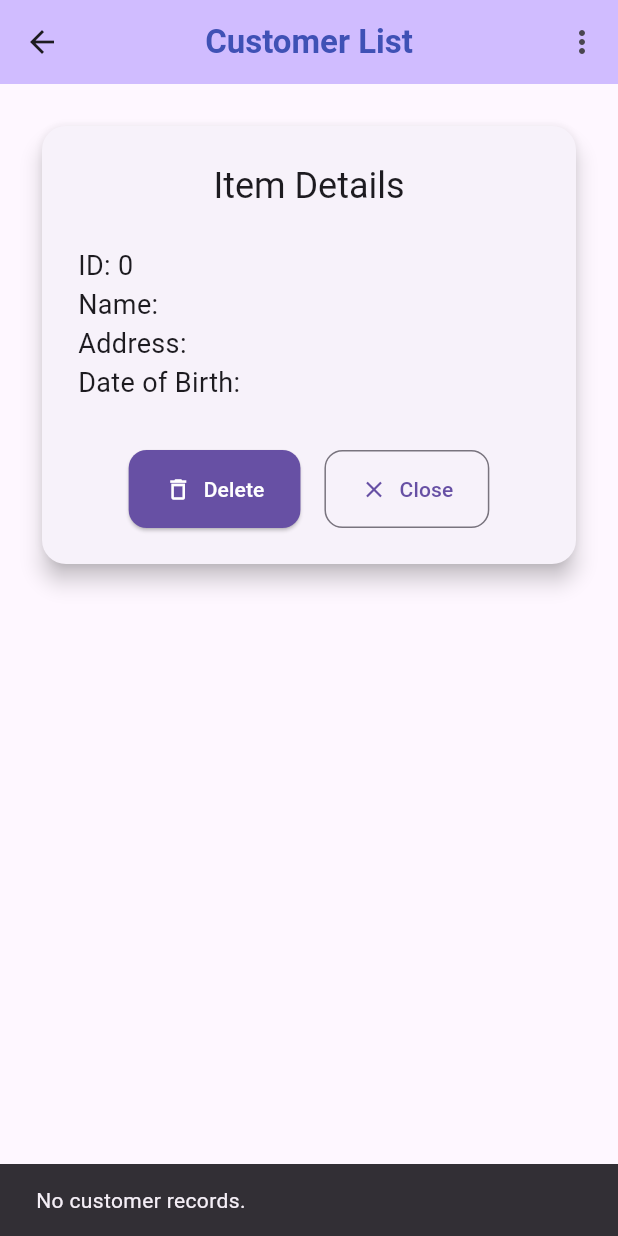
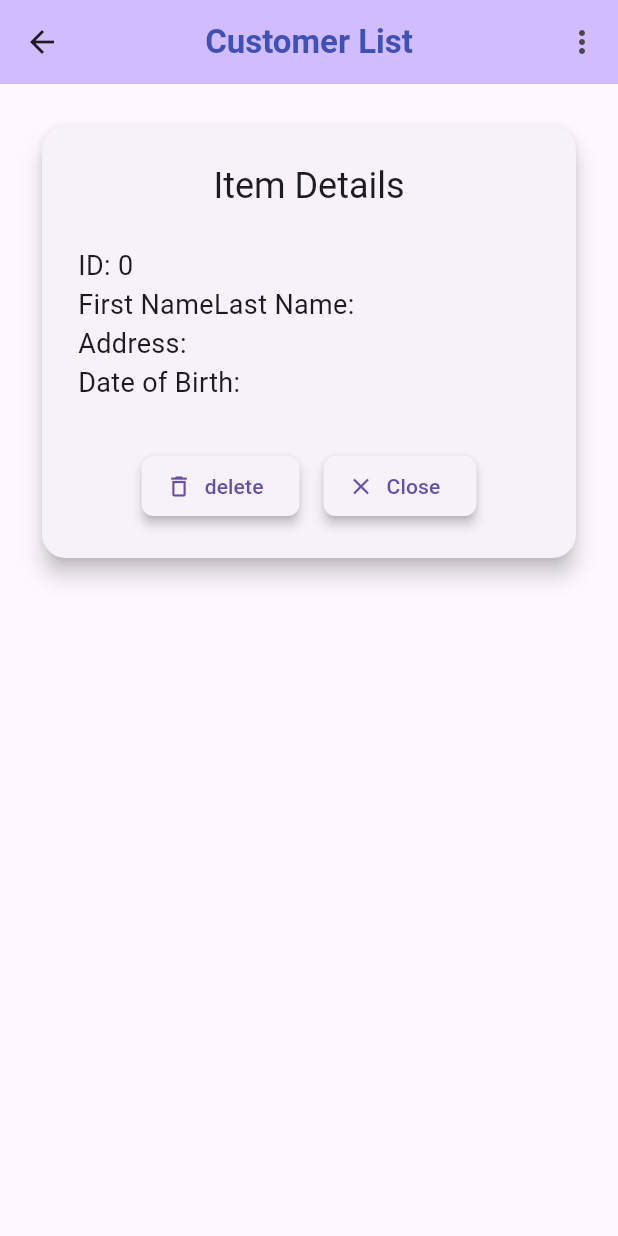
Before and after one commit to Xiaoli-git2025/cst2335_groupproject, a Flutter app: the ListPage screen opened directly, after a tap on "Close", on a phone screen of 412 x 824 dp. Run offline on Flutter 3.47's test engine with Material 3 defaults, Android fonts, the phone set to English and light mode, and no system bars; our stand-ins replace floor, flutter_secure_storage, sqflite; missing offline and left inert: encrypted_shared_preferences; accounts and stored records are empty; generated files the repository leaves out were written again.

Commit message:
customer Elton. final version

```diff
--- a/lib/CustomerList/customer_items_dao.dart
+++ b/lib/CustomerList/customer_items_dao.dart
@@ -19,4 +19,9 @@ abstract class CustomerItemsDao {
   @Query('SELECT firstname || " " || lastname FROM CustomerItem WHERE id = :id')
   Future<String?> getCustomerFullNameById(int id);
 
+  @update
+  Future<void> updateItem(CustomerItem item);
+
+  @Query('SELECT * FROM CustomerItem ORDER BY id DESC LIMIT 1')
+  Future<CustomerItem?> getLastCustomer();
 }
--- a/lib/CustomerList/customer_list.dart
+++ b/lib/CustomerList/customer_list.dart
@@ -6,6 +6,7 @@ import '../database.dart';
 import '../database_provider.dart';
 import 'customer_item.dart';
 import 'customer_items_dao.dart';
+import 'package:flutter_gen/gen_l10n/app_localizations.dart';
 
 class CustomerListPage extends StatelessWidget {
   @override
@@ -28,10 +29,10 @@ class _ListPageState extends State<ListPage> {
   List<CustomerItem> _items = [];
   CustomerItem? _selectedItem;
 
-  late TextEditingController _firstNameController = TextEditingController();
-  late TextEditingController _lastNameController = TextEditingController();
-  late TextEditingController _addressController = TextEditingController();
-  late TextEditingController _dobController = TextEditingController();
+  final _firstNameController = TextEditingController();
+  final _lastNameController = TextEditingController();
+  final _addressController = TextEditingController();
+  final _dobController = TextEditingController();
 
   @override
   void initState() {
@@ -41,46 +42,51 @@ class _ListPageState extends State<ListPage> {
   }
 
   Future<void> _loadItems() async {
+
     final items = await _itemsDao.findAllItems();
     setState(() {
       _items = items;
     });
-
     if (items.isEmpty) {
-      // Wait until the current frame is done before showing SnackBar
-      WidgetsBinding.instance.addPostFrameCallback((_) {
-        ScaffoldMessenger.of(context).showSnackBar(
-          SnackBar(
-            content: Text('No customer records.'),
-            duration: Duration(seconds: 3),
-          ),
-        );
-      });
+      // _showMessage('No customer records found');
+      _showMessage(AppLocalizations.of(context)!.noRecords);
     }
   }
 
-
-  Future<void> _addItem() async {
-    final id = DateTime.now().millisecondsSinceEpoch;
+  Future<void> _addOrUpdateItem() async {
     final fn = _firstNameController.text.trim();
     final ln = _lastNameController.text.trim();
     final addr = _addressController.text.trim();
     final dob = _dobController.text.trim();
 
-    if (fn.isNotEmpty && ln.isNotEmpty && addr.isNotEmpty && dob.isNotEmpty) {
-      final item = CustomerItem(id, fn, ln, addr, dob);
-      await _itemsDao.insertItem(item);
-      _secureStorage.write(key: 'last_fn', value: fn);
-      _secureStorage.write(key: 'last_ln', value: ln);
-      _secureStorage.write(key: 'last_addr', value: addr);
-      _secureStorage.write(key: 'last_dob', value: dob);
+    if (fn.isEmpty || ln.isEmpty || addr.isEmpty || dob.isEmpty) return;
 
-      _firstNameController.clear();
-      _lastNameController.clear();
-      _addressController.clear();
-      _dobController.clear();
+    if (_selectedItem == null) {
+      final id = DateTime.now().millisecondsSinceEpoch;
+      final newItem = CustomerItem(id, fn, ln, addr, dob);
+      await _itemsDao.insertItem(newItem);
+      // _showMessage('Customer added successfully');
+      _showMessage(AppLocalizations.of(context)!.customerAdd);
+    } else {
+      final updated = CustomerItem(_selectedItem!.id, fn, ln, addr, dob);
+      await _itemsDao.updateItem(updated);
+      // _showMessage('Customer updated successfully');
+      _showMessage(AppLocalizations.of(context)!.customerUpdate);
+    }
 
+    _clearForm();
     _loadItems();
+  }
+
+  Future<void> _copyLastCustomer() async {
+    final last = await _itemsDao.getLastCustomer();
+    if (last != null) {
+      setState(() {
+        _firstNameController.text = last.firstname;
+        _lastNameController.text = last.lastname;
+        _addressController.text = last.address;
+        _dobController.text = last.dateOfBirth;
+      });
     }
   }
 
@@ -88,40 +94,53 @@ class _ListPageState extends State<ListPage> {
     final confirm = await showDialog<bool>(
       context: context,
       builder: (_) => AlertDialog(
-        title: Text('Delete'),
-        content: Text('Are you sure you want to delete this customer?'),
+        title: Text(AppLocalizations.of(context)!.delete),
+        content: Text(AppLocalizations.of(context)!.deleteMessage),
         actions: [
-          TextButton(onPressed: () => Navigator.pop(context, false), child: Text('No')),
-          TextButton(onPressed: () => Navigator.pop(context, true), child: Text('Yes')),
+          TextButton(onPressed: () => Navigator.pop(context, false), child: Text(AppLocalizations.of(context)!.no_customer)),
+          TextButton(onPressed: () => Navigator.pop(context, true), child: Text(AppLocalizations.of(context)!.yes_customer)),
         ],
       ),
     );
     if (confirm == true) {
       await _itemsDao.deleteItem(item);
-      setState(() => _selectedItem = null);
+      _clearForm();
       _loadItems();
+      _showMessage(AppLocalizations.of(context)!.customerDelete);
     }
   }
 
   void _selectItem(CustomerItem item) {
-    setState(() => _selectedItem = item);
+    setState(() {
+      _selectedItem = item;
+      _firstNameController.text = item.firstname;
+      _lastNameController.text = item.lastname;
+      _addressController.text = item.address;
+      _dobController.text = item.dateOfBirth;
+    });
   }
 
-  void _closeDetails() {
-    setState(() => _selectedItem = null);
+  void _clearForm() {
+    setState(() {
+      _firstNameController.clear();
+      _lastNameController.clear();
+      _addressController.clear();
+      _dobController.clear();
+      _selectedItem = null;
+    });
   }
 
-  @override
-  void dispose() {
-    _firstNameController.dispose();
-    _lastNameController.dispose();
-    _addressController.dispose();
-    _dobController.dispose();
-    super.dispose();
+  void _showMessage(String message) {
+    ScaffoldMessenger.of(context).showSnackBar(
+      SnackBar(
+        content: Text(message),
+        duration: Duration(seconds: 2),
+      ),
+    );
   }
 
   Widget _responsiveLayout(double width, double height) {
-    Widget list = Column(
+    Widget formAndList = Column(
       children: [
         Card(
           elevation: 4,
@@ -137,21 +156,21 @@ class _ListPageState extends State<ListPage> {
                   width: 200,
                   child: TextField(
                     controller: _firstNameController,
-                  decoration: InputDecoration(labelText: 'First Name', border: OutlineInputBorder()),
+                    decoration: InputDecoration(labelText: AppLocalizations.of(context)!.first_name, border: OutlineInputBorder()),
                   ),
                 ),
                 SizedBox(
                   width: 200,
                   child: TextField(
                     controller: _lastNameController,
-                  decoration: InputDecoration(labelText: 'Last Name', border: OutlineInputBorder()),
+                    decoration: InputDecoration(labelText: AppLocalizations.of(context)!.last_name, border: OutlineInputBorder()),
                   ),
                 ),
                 SizedBox(
                   width: 200,
                   child: TextField(
                     controller: _addressController,
-                  decoration: InputDecoration(labelText: 'Address', border: OutlineInputBorder()),
+                    decoration: InputDecoration(labelText: AppLocalizations.of(context)!.address, border: OutlineInputBorder()),
                   ),
                 ),
                 SizedBox(
@@ -159,7 +178,7 @@ class _ListPageState extends State<ListPage> {
                   child: TextField(
                     controller: _dobController,
                     readOnly: true,
-                  decoration: InputDecoration(labelText: 'Date of Birth', border: OutlineInputBorder()),
+                    decoration: InputDecoration(labelText: AppLocalizations.of(context)!.date_of_birth, border: OutlineInputBorder()),
                     onTap: () async {
                       DateTime? picked = await showDatePicker(
                         context: context,
@@ -168,22 +187,40 @@ class _ListPageState extends State<ListPage> {
                         lastDate: DateTime.now(),
                       );
                       if (picked != null) {
-                      _dobController.text = "${picked.year}-${picked.month.toString().padLeft(2, '0')}-${picked.day.toString().padLeft(2, '0')}";
+                        _dobController.text =
+                        "${picked.year}-${picked.month.toString().padLeft(2, '0')}-${picked.day.toString().padLeft(2, '0')}";
                       }
                     },
                   ),
                 ),
                 ElevatedButton.icon(
-                onPressed: _addItem,
-                icon: Icon(Icons.add),
-                label: Text('Add Customer'),
+                  onPressed: _addOrUpdateItem,
+                  icon: Icon(_selectedItem == null ? Icons.add : Icons.save),
+                  label: Text(_selectedItem == null ? AppLocalizations.of(context)!.addCustomer : AppLocalizations.of(context)!.saveCustomer),
                   style: ElevatedButton.styleFrom(
-                  padding: EdgeInsets.symmetric(horizontal: 24, vertical: 16),
-                  backgroundColor: Theme.of(context).colorScheme.primary,
-                  foregroundColor: Colors.white,
-                  shape: RoundedRectangleBorder(
-                    borderRadius: BorderRadius.circular(12),
+                    elevation: 3,
+                    shape: RoundedRectangleBorder(borderRadius: BorderRadius.circular(8)),
                   ),
+                ),
+                ElevatedButton.icon(
+                  onPressed: _copyLastCustomer,
+                  icon: Icon(Icons.copy),
+                  label: Text(AppLocalizations.of(context)!.copy_last),
+                  style: ElevatedButton.styleFrom(
+                    elevation: 3,
+                    shape: RoundedRectangleBorder(borderRadius: BorderRadius.circular(8)),
+                  ),
+                ),
+                if (_selectedItem != null)
+                  ElevatedButton.icon(
+                    onPressed: _clearForm,
+                    icon: Icon(Icons.cancel),
+                    label: Text(AppLocalizations.of(context)!.cancel_edit),
+                    style: ElevatedButton.styleFrom(
+                      elevation: 3,
+
+
+                      shape: RoundedRectangleBorder(borderRadius: BorderRadius.circular(8)),
                     ),
                   ),
               ],
@@ -194,41 +231,27 @@ class _ListPageState extends State<ListPage> {
           child: _items.isEmpty
               ? Center(
             child: Text(
-              'No customer records.',
-              style: TextStyle(
-                fontSize: 16,
-                fontStyle: FontStyle.italic,
-              ),
+              AppLocalizations.of(context)!.noRecords,
+              style: TextStyle(fontSize: 16, fontStyle: FontStyle.italic),
             ),
           )
-
               : ListView.builder(
             padding: EdgeInsets.symmetric(horizontal: 16),
             itemCount: _items.length,
             itemBuilder: (context, index) {
               final item = _items[index];
-              // return ListTile(
-                // title: Text('${item.firstname} ${item.lastname}'),
-                // subtitle: Text('Address: ${item.address}\nDOB: ${item.dateOfBirth}'),
-                // trailing: Icon(Icons.chevron_right),
-                // onTap: () => _selectItem(item),
-              // );
               return GestureDetector(
                 onTap: () => _selectItem(item),
                 child: Card(
                   margin: EdgeInsets.symmetric(vertical: 6),
                   elevation: 3,
-                  shape: RoundedRectangleBorder(
-                    borderRadius: BorderRadius.circular(12),
-                  ),
+                  shape: RoundedRectangleBorder(borderRadius: BorderRadius.circular(12)),
                   child: ListTile(
                     contentPadding: EdgeInsets.all(16),
-                    title: Text(
-                        '${item.firstname} ${item.lastname}',
-                      style: TextStyle(fontWeight: FontWeight.bold),
-                    ),
+                    title: Text('${item.firstname} ${item.lastname}', style: TextStyle(fontWeight: FontWeight.bold)),
                     subtitle: Text(
-                        'Address: ${item.address}\nDate of Birth: ${item.dateOfBirth}',
+                      // 'Address: ${item.address}\nDate of Birth: ${item.dateOfBirth}',
+                      '${AppLocalizations.of(context)!.address}: ${item.address}\n${AppLocalizations.of(context)!.date_of_birth}: ${item.dateOfBirth}',
                       style: TextStyle(height: 1.5),
                     ),
                     trailing: Icon(Icons.chevron_right),
@@ -241,33 +264,25 @@ class _ListPageState extends State<ListPage> {
       ],
     );
 
-    Widget? details = _selectedItem != null
+    Widget? detailPanel = _selectedItem != null
         ? DetailsPage(
       item: _selectedItem!,
       onDelete: () => _confirmDelete(_selectedItem!),
-      onClose: _closeDetails,
+      onClose: _clearForm,
     )
         : Container();
 
-    if ((width > height) && width > 720) {
+    if (width > height && width > 720) {
       return Row(
-        crossAxisAlignment: CrossAxisAlignment.start, // ADD THIS LINE
+        crossAxisAlignment: CrossAxisAlignment.start,
         children: [
-          Expanded(flex: 3, child: list),
+          Expanded(flex: 3, child: formAndList),
           VerticalDivider(width: 1),
-          Expanded(
-            flex: 2,
-            child: Align(
-              alignment: Alignment.topCenter, // ENSURE IT'S ALIGNED TO TOP
-              child: details,
-            ),
-          ),
+          Expanded(flex: 2, child: Align(alignment: Alignment.topCenter, child: detailPanel)),
         ],
       );
-    }
-
-  else {
-      return _selectedItem == null ? list : details;
+    } else {
+      return _selectedItem == null ? formAndList : detailPanel;
     }
   }
 
@@ -280,11 +295,8 @@ class _ListPageState extends State<ListPage> {
       appBar: AppBar(
         centerTitle: true,
         title: Text(
-          'Customer List',
-          style: TextStyle(
-            fontWeight: FontWeight.bold,
-            color: Colors.indigo,
-          ),
+          AppLocalizations.of(context)!.customer_list,
+          style: TextStyle(fontWeight: FontWeight.bold, color: Colors.indigo),
         ),
         backgroundColor: Theme.of(context).colorScheme.inversePrimary,
         actions: [
@@ -294,41 +306,37 @@ class _ListPageState extends State<ListPage> {
                 showDialog(
                   context: context,
                   builder: (context) => AlertDialog(
-                    title: Text('Instructions'),
-                    content: SingleChildScrollView(
-                      child: Column(
+                    title: Text(AppLocalizations.of(context)!.instrcution_customer),
+                    content: Column(
+                      mainAxisSize: MainAxisSize.min,
                       crossAxisAlignment: CrossAxisAlignment.start,
-                        children: [
-                          Text('• Fill in customer details using the form.'),
-                          Text('• Tap "Add Customer" to save to the database.'),
-                          Text('• Tap on a customer in the list to view more details.'),
-                          Text('• Inside the detail view, you can delete or close the customer.'),
-                          Text('• The app shows a message if no customer records exist.'),
+                      children:  [
+                        Text(AppLocalizations.of(context)!.instruction1),
+                        Text(AppLocalizations.of(context)!.instruction2),
+                        Text(AppLocalizations.of(context)!.instruction3),
+                        Text(AppLocalizations.of(context)!.instruction4),
                       ],
                     ),
-                    ),
-                    actions: [
-                      TextButton(
-                        onPressed: () => Navigator.of(context).pop(),
-                        child: Text('Close'),
-                      ),
-                    ],
+                    actions: [TextButton(onPressed: () => Navigator.pop(context), child: Text(AppLocalizations.of(context)!.customerClose))],
                   ),
                 );
               }
             },
-            itemBuilder: (context) => [
-              PopupMenuItem<String>(
-                value: 'instructions',
-                child: Text('Instructions'),
+            itemBuilder: (context) => [PopupMenuItem(value: 'instructions', child: Text('Instructions'))],
           ),
         ],
       ),
-        ],
-      ),
-
       body: _responsiveLayout(w, h),
     );
+  }
+
+  @override
+  void dispose() {
+    _firstNameController.dispose();
+    _lastNameController.dispose();
+    _addressController.dispose();
+    _dobController.dispose();
+    super.dispose();
   }
 }
 
@@ -337,69 +345,49 @@ class DetailsPage extends StatelessWidget {
   final VoidCallback onDelete;
   final VoidCallback onClose;
 
-  const DetailsPage({
-    required this.item,
-    required this.onDelete,
-    required this.onClose,
-    super.key,
-  });
+  const DetailsPage({required this.item, required this.onDelete, required this.onClose, super.key});
 
   @override
-  @override
-  @override
   Widget build(BuildContext context) {
-    return SingleChildScrollView( // ensure scrollable if content grows
+    return SingleChildScrollView(
       padding: const EdgeInsets.all(24),
-      child: Column(
-        crossAxisAlignment: CrossAxisAlignment.start, // align children to the left
-        children: [
-          Card(
+      child: Card(
         shape: RoundedRectangleBorder(borderRadius: BorderRadius.circular(16)),
         elevation: 6,
         child: Padding(
-              padding: const EdgeInsets.all(24.0),
+          padding: const EdgeInsets.all(24),
           child: Column(
             crossAxisAlignment: CrossAxisAlignment.start,
             children: [
-                  Center( // Wrap ONLY the title in Center
-                    child: Text(
-                      'Item Details',
-                      style: Theme.of(context).textTheme.headlineSmall,
-                      textAlign: TextAlign.center, // Optional, but good to include
-                    ),
-                  ),
-                  const SizedBox(height: 24),
-                  Text('ID: ${item.id}', style: const TextStyle(fontSize: 18)),
-                  Text('Name: ${item.firstname} ${item.lastname}', style: const TextStyle(fontSize: 18)),
-                  Text('Address: ${item.address}', style: const TextStyle(fontSize: 18)),
-                  Text('Date of Birth: ${item.dateOfBirth}', style: const TextStyle(fontSize: 18)),
-                  const SizedBox(height: 32),
+              Center(child: Text(AppLocalizations.of(context)!.detail, style: Theme.of(context).textTheme.headlineSmall)),
+              SizedBox(height: 24),
+              Text('ID: ${item.id}', style: TextStyle(fontSize: 18)),
+              Text('${AppLocalizations.of(context)!.first_name}${AppLocalizations.of(context)!.last_name}: ${item.firstname} ${item.lastname}', style: TextStyle(fontSize: 18)),
+              Text('${AppLocalizations.of(context)!.address}: ${item.address}', style: TextStyle(fontSize: 18)),
+              Text('${AppLocalizations.of(context)!.date_of_birth}:${item.dateOfBirth}', style: TextStyle(fontSize: 18)),
+              SizedBox(height: 32),
               Row(
                 mainAxisAlignment: MainAxisAlignment.center,
                 children: [
                   ElevatedButton.icon(
                     onPressed: onDelete,
-                        icon: const Icon(Icons.delete_outline),
-                        label: const Text('Delete'),
+                    icon: Icon(Icons.delete_outline),
+                    label: Text(AppLocalizations.of(context)!.delete),
                     style: ElevatedButton.styleFrom(
-                          padding: const EdgeInsets.symmetric(horizontal: 24, vertical: 16),
-                          backgroundColor: Theme.of(context).colorScheme.primary,
-                          foregroundColor: Colors.white,
-                          shape: RoundedRectangleBorder(
-                            borderRadius: BorderRadius.circular(12),
+                      elevation: 3,
+
+                      shape: RoundedRectangleBorder(borderRadius: BorderRadius.circular(8)),
                     ),
                   ),
-                      ),
-                      const SizedBox(width: 16),
-                      OutlinedButton.icon(
+                  SizedBox(width: 16),
+                  ElevatedButton.icon(
                     onPressed: onClose,
-                        icon: const Icon(Icons.close),
-                        label: const Text('Close'),
-                        style: OutlinedButton.styleFrom(
-                          padding: const EdgeInsets.symmetric(horizontal: 24, vertical: 16),
-                          shape: RoundedRectangleBorder(
-                            borderRadius: BorderRadius.circular(12),
-                          ),
+                    icon: Icon(Icons.close),
+                    label: Text(AppLocalizations.of(context)!.customerClose),
+                    style: ElevatedButton.styleFrom(
+                      elevation: 3,
+
+                      shape: RoundedRectangleBorder(borderRadius: BorderRadius.circular(8)),
                     ),
                   ),
                 ],
@@ -408,10 +396,6 @@ class DetailsPage extends StatelessWidget {
           ),
         ),
       ),
-        ],
-      ),
     );
   }
-
-
 }
```
Also changed, not shown: lib/l10n/app_en.arb (+26 -1 lines), lib/l10n/app_zh.arb (+27 -1 lines), lib/database.g.dart (deleted). Lines whose indentation alone changed are shown as unchanged.
